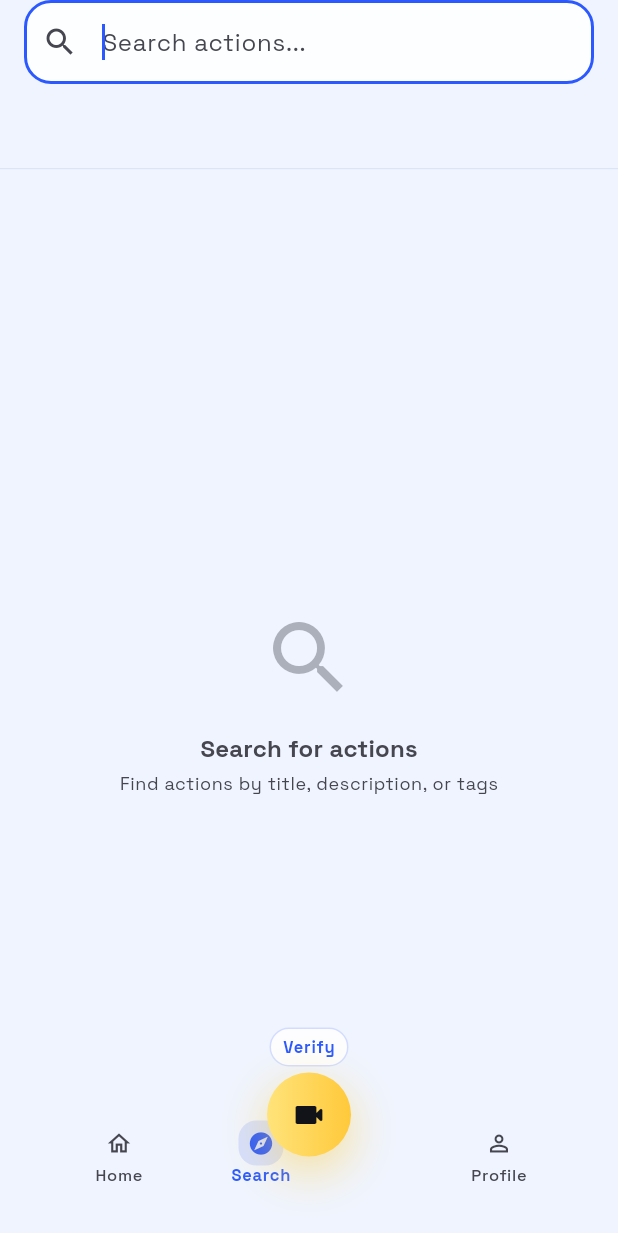
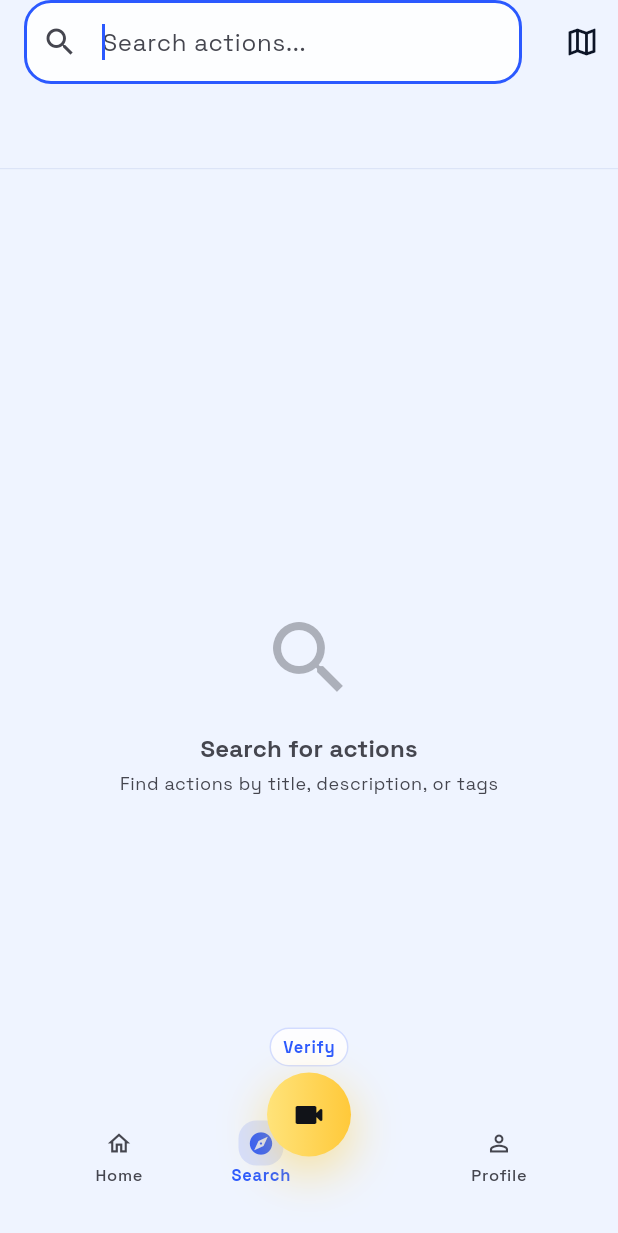
Before and after one commit to kickjump/verily, a Flutter app: the screen it shows after launch, item 2 of the bottom bar chosen, on a phone screen of 412 x 824 dp. Shown: the top 1233 px of the screen. Run offline on Flutter 3.47's test engine with Material 3 defaults, Android fonts, the phone set to English and light mode, and no system bars; our stand-ins replace flutter_hooks, flutter_map, freezed_annotation, geolocator, go_router, google_fonts and 7 more; missing offline and left inert: analysis_server_plugin, analyzer, flutter_map_location_marker, flutter_map_marker_cluster, posthog_flutter, serverpod and 8 more; generated files the repository leaves out were written again; statements that could not run were skipped.

Commit message:
feat: route map screen in navigation
Add the fully-built MapScreen to GoRouter and make it accessible from
the search screen via a map icon button in the app bar.

- Add `map` route name and `/map` path to `route_names.dart`
- Register `MapScreen` route in `app_router.dart`
- Add map icon button to `search_screen.dart` app bar

```diff
--- a/verily_app/lib/src/features/search/search_screen.dart
+++ b/verily_app/lib/src/features/search/search_screen.dart
@@ -43,6 +43,13 @@ class SearchScreen extends HookConsumerWidget {
               : null,
           autofocus: true,
         ),
+        actions: [
+          IconButton(
+            icon: const Icon(Icons.map_outlined),
+            tooltip: 'Map view',
+            onPressed: () => context.push(RouteNames.mapPath),
+          ),
+        ],
       ),
       body: Column(
         children: [
--- a/verily_app/lib/src/routing/app_router.dart
+++ b/verily_app/lib/src/routing/app_router.dart
@@ -9,6 +9,7 @@ import 'package:verily_app/src/features/auth/auth_provider.dart';
 import 'package:verily_app/src/features/auth/login_screen.dart';
 import 'package:verily_app/src/features/auth/register_screen.dart';
 import 'package:verily_app/src/features/home/home_screen.dart';
+import 'package:verily_app/src/features/map/map_screen.dart';
 import 'package:verily_app/src/features/profile/edit_profile_screen.dart';
 import 'package:verily_app/src/features/profile/profile_screen.dart';
 import 'package:verily_app/src/features/profile/rewards_screen.dart';
@@ -174,6 +175,11 @@ GoRouter appRouter(Ref ref) {
         builder: (context, state) => const SettingsScreen(),
       ),
       GoRoute(
+        path: RouteNames.mapPath,
+        name: RouteNames.map,
+        builder: (context, state) => const MapScreen(),
+      ),
+      GoRoute(
         path: RouteNames.walletPath,
         name: RouteNames.wallet,
         builder: (context, state) => const WalletScreen(),
--- a/verily_app/lib/src/routing/route_names.dart
+++ b/verily_app/lib/src/routing/route_names.dart
@@ -85,6 +85,13 @@ abstract final class RouteNames {
   static const String rewardPoolDetail = 'rewardPoolDetail';
 
   // ---------------------------------------------------------------------------
+  // Map
+  // ---------------------------------------------------------------------------
+
+  /// Map view showing nearby actions.
+  static const String map = 'map';
+
+  // ---------------------------------------------------------------------------
   // Misc
   // ---------------------------------------------------------------------------
 
@@ -117,6 +124,7 @@ abstract final class RouteNames {
   static const String createRewardPoolPath =
       '/action/:actionId/reward-pool/create';
   static const String rewardPoolDetailPath = '/reward-pool/:poolId';
+  static const String mapPath = '/map';
   static const String rewardsPath = '/rewards';
   static const String settingsPath = '/settings';
 }
```
Also changed, not shown: verily_app/lib/src/routing/app_router.g.dart.
